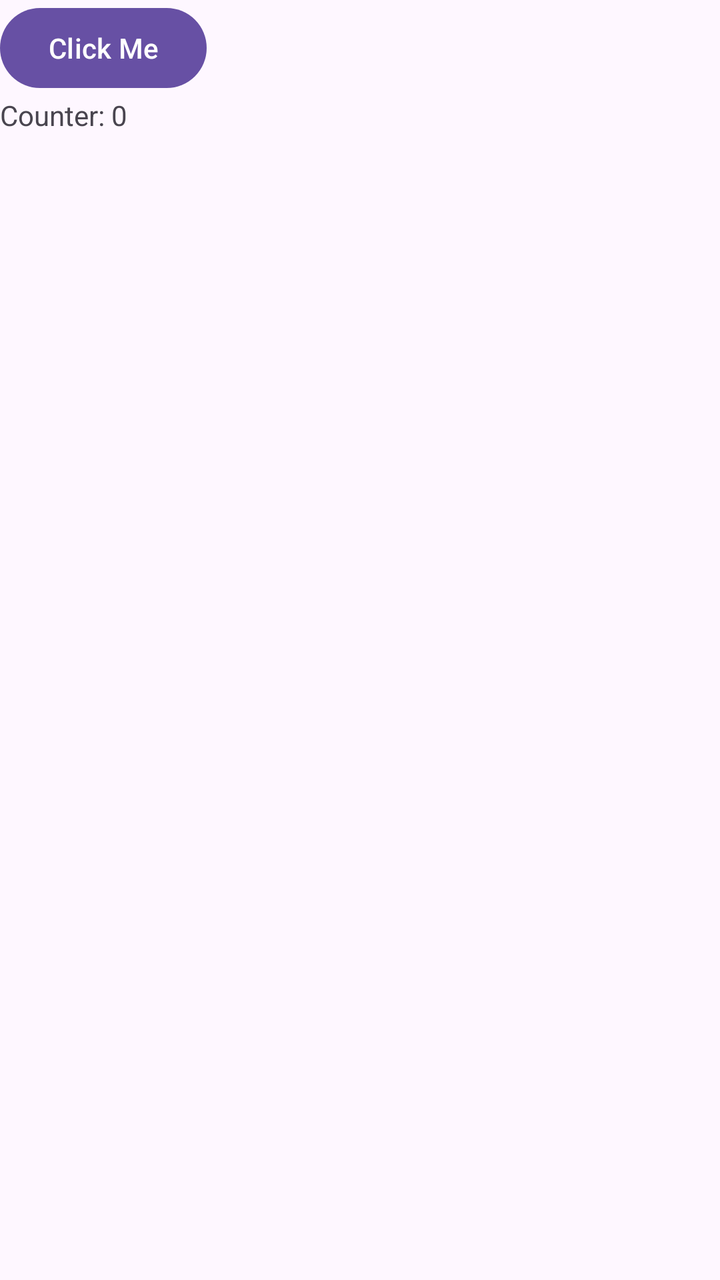
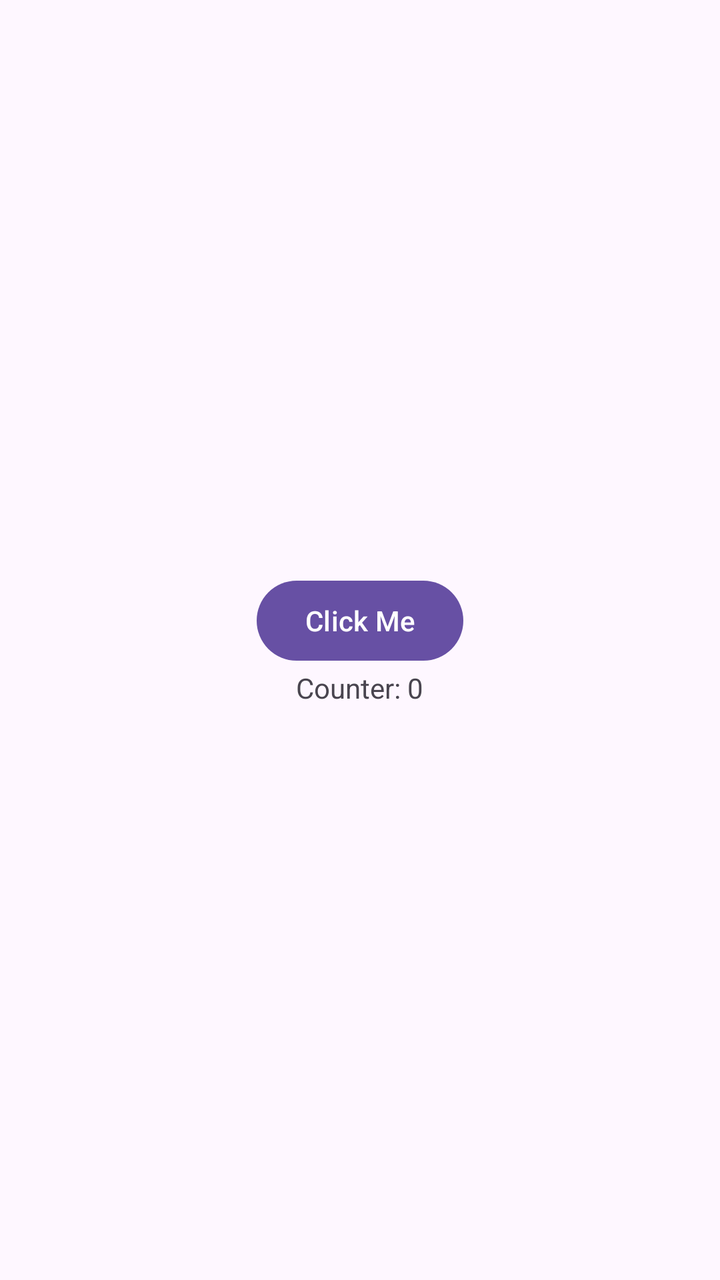

The first picture is an Android layout as it rendered before a commit; the second is the same layout after the commit. The layout source and the unified diff follow.
<!-- AndroidManifest.xml: application theme Theme.UbiCompLab1 -->
<!-- res/layout/activity_main.xml -->
<?xml version="1.0" encoding="utf-8"?>
<LinearLayout xmlns:android="http://schemas.android.com/apk/res/android"
    xmlns:tools="http://schemas.android.com/tools"
    android:id="@+id/main"
    android:layout_width="match_parent"
    android:layout_height="match_parent"
    android:orientation="vertical"
    tools:context=".MainActivity">

    <Button
        android:id="@+id/countButton"
        android:layout_width="wrap_content"
        android:layout_height="wrap_content"
        android:text="Click Me" />

    <TextView
        android:id="@+id/countText"
        android:layout_width="wrap_content"
        android:layout_height="wrap_content"
        android:text="Counter: 0" />

</LinearLayout>
<!-- resources referenced by this layout -->
<resources>
  <style name="Theme.UbiCompLab1" parent="Base.Theme.UbiCompLab1" />
  <style name="Base.Theme.UbiCompLab1" parent="Theme.Material3.DayNight.NoActionBar">
          
          
      </style>
</resources>

<!-- the commit's change to res/layout/activity_main.xml (unified diff, before → after) -->
@@ -5,6 +5,7 @@
     android:layout_width="match_parent"
     android:layout_height="match_parent"
     android:orientation="vertical"
+    android:gravity="center"
     tools:context=".MainActivity">
 
     <Button
